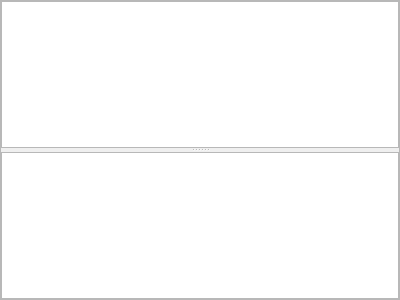
Before: the Qt Designer form mqt/MqtLogger/locframe.ui in zsteva/backup-minos2, drawn with Qt 5.
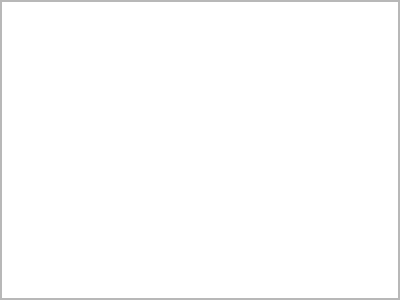
After: the same form once the commit is applied. Custom widgets are drawn as their Qt base class.

Patch:
```diff
--- a/mqt/MqtLogger/locframe.ui
+++ b/mqt/MqtLogger/locframe.ui
@@ -10,6 +10,12 @@
     <height>300</height>
    </rect>
   </property>
+  <property name="sizePolicy">
+   <sizepolicy hsizetype="Expanding" vsizetype="Expanding">
+    <horstretch>0</horstretch>
+    <verstretch>0</verstretch>
+   </sizepolicy>
+  </property>
   <property name="windowTitle">
    <string>Frame</string>
   </property>
@@ -36,26 +42,6 @@
     <number>0</number>
    </property>
    <item>
-    <widget class="MinosSplitter" name="locatorSplitter">
-     <property name="orientation">
-      <enum>Qt::Vertical</enum>
-     </property>
-     <widget class="QTreeWidget" name="LocTree">
-      <property name="focusPolicy">
-       <enum>Qt::ClickFocus</enum>
-      </property>
-      <property name="editTriggers">
-       <set>QAbstractItemView::NoEditTriggers</set>
-      </property>
-      <attribute name="headerVisible">
-       <bool>false</bool>
-      </attribute>
-      <column>
-       <property name="text">
-        <string notr="true">1</string>
-       </property>
-      </column>
-     </widget>
      <widget class="MinosTableView" name="LocView">
       <property name="focusPolicy">
        <enum>Qt::ClickFocus</enum>
@@ -97,17 +83,10 @@
        <bool>false</bool>
       </attribute>
      </widget>
-    </widget>
    </item>
   </layout>
  </widget>
  <customwidgets>
-  <customwidget>
-   <class>MinosSplitter</class>
-   <extends>QSplitter</extends>
-   <header>minossplitter.h</header>
-   <container>1</container>
-  </customwidget>
   <customwidget>
    <class>MinosTableView</class>
    <extends>QTableView</extends>
```
Lines whose indentation alone changed are shown as unchanged.
